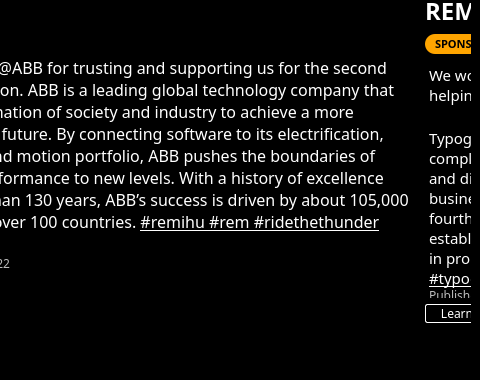
This is mainwindow.ui in Rem-Ihu/rem-ng-assist as Qt 5 draws it before an edit; both pictures show x 800 to 1280 and y 372 to 752 of the 1280 by 752 pixel window. The edited form follows.
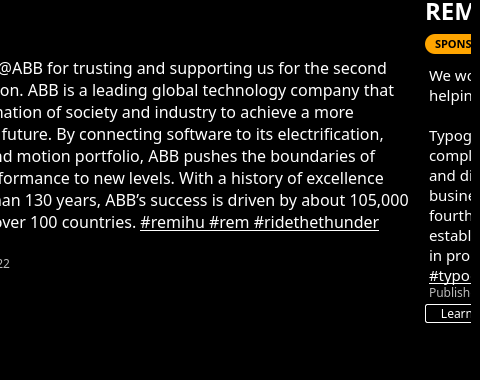
This is the edited form. The open tabs and pages were chosen to show the change. Icons and pictures are not drawn.

Commit message: made secondary ui and added every button in

```diff
--- a/mainwindow.ui
+++ b/mainwindow.ui
@@ -2953,8 +2953,8 @@
             <rect>
              <x>0</x>
              <y>0</y>
-             <width>3504</width>
-             <height>710</height>
+             <width>3457</width>
+             <height>652</height>
             </rect>
            </property>
            <property name="styleSheet">
@@ -4321,9 +4321,9 @@
 hr { height: 1px; border-width: 0; }
 li.unchecked::marker { content: &quot;\2610&quot;; }
 li.checked::marker { content: &quot;\2612&quot;; }
-&lt;/style&gt;&lt;/head&gt;&lt;body style=&quot; font-family:'Avenir'; font-size:13pt; font-weight:400; font-style:normal;&quot;&gt;
-&lt;p style=&quot; margin-top:0px; margin-bottom:0px; margin-left:0px; margin-right:0px; -qt-block-indent:0; text-indent:0px;&quot;&gt;&lt;span style=&quot; font-family:'Segoe UI'; font-size:11pt;&quot;&gt;We would like to thank Typographic &lt;/span&gt;&lt;span style=&quot; font-family:'Segoe UI'; font-size:11pt; color:#ffffff;&quot;&gt;(&lt;/span&gt;&lt;span style=&quot; font-family:'Segoe UI'; font-size:11pt; text-decoration: underline; color:#ffffff;&quot;&gt;@typographic.gr)&lt;/span&gt;&lt;span style=&quot; font-family:'Segoe UI'; font-size:11pt;&quot;&gt;  for supporting us and helping us promote our team’s effort by providing us with their services.&lt;br /&gt;&lt;br /&gt;Typographic has been active in the field of graphic arts since 1989 and provides complete solutions for the promotion of companies and professionals through print and digital advertising since they design and print posters, books, letterheads and business cards, calendars, catalogues, magazines and flyers. Going through their fourth decade in the field, they aim at continuous development and the establishment of partnerships with professionals who are looking for the best result in promoting their products or services.&lt;/span&gt;&lt;span style=&quot; font-family:'Segoe UI'; font-size:11pt; text-decoration: underline; color:#ffffff;&quot;&gt;#remihu #rem #ridethethunder #typographic&lt;/span&gt;&lt;span style=&quot; font-family:'Segoe UI'; font-size:9pt;&quot;&gt;&lt;br /&gt;&lt;/span&gt;&lt;span style=&quot; font-family:'Segoe UI'; font-size:9pt; color:#bcbcbc;&quot;&gt;Published on: 23-November 2022&lt;/span&gt;&lt;/p&gt;
-&lt;p style=&quot;-qt-paragraph-type:empty; margin-top:0px; margin-bottom:0px; margin-left:0px; margin-right:0px; -qt-block-indent:0; text-indent:0px; font-family:'Segoe UI'; font-size:9pt; color:#bcbcbc;&quot;&gt;&lt;br /&gt;&lt;/p&gt;&lt;/body&gt;&lt;/html&gt;</string>
+&lt;/style&gt;&lt;/head&gt;&lt;body style=&quot; font-family:'Avenir'; font-size:9pt; font-weight:400; font-style:normal;&quot;&gt;
+&lt;p style=&quot; margin-top:0px; margin-bottom:0px; margin-left:0px; margin-right:0px; -qt-block-indent:0; text-indent:0px;&quot;&gt;&lt;span style=&quot; font-family:'Segoe UI'; font-size:11pt;&quot;&gt;We would like to thank Typographic &lt;/span&gt;&lt;span style=&quot; font-family:'Segoe UI'; font-size:11pt; color:#ffffff;&quot;&gt;(&lt;/span&gt;&lt;span style=&quot; font-family:'Segoe UI'; font-size:11pt; text-decoration: underline; color:#ffffff;&quot;&gt;@typographic.gr)&lt;/span&gt;&lt;span style=&quot; font-family:'Segoe UI'; font-size:11pt;&quot;&gt;  for supporting us and helping us promote our team’s effort by providing us with their services.&lt;br /&gt;&lt;br /&gt;Typographic has been active in the field of graphic arts since 1989 and provides complete solutions for the promotion of companies and professionals through print and digital advertising since they design and print posters, books, letterheads and business cards, calendars, catalogues, magazines and flyers. Going through their fourth decade in the field, they aim at continuous development and the establishment of partnerships with professionals who are looking for the best result in promoting their products or services.&lt;/span&gt;&lt;span style=&quot; font-family:'Segoe UI'; font-size:11pt; text-decoration: underline; color:#ffffff;&quot;&gt;#remihu #rem #ridethethunder #typographic&lt;/span&gt;&lt;span style=&quot; font-family:'Segoe UI';&quot;&gt;&lt;br /&gt;&lt;/span&gt;&lt;span style=&quot; font-family:'Segoe UI'; color:#bcbcbc;&quot;&gt;Published on: 23-November 2022&lt;/span&gt;&lt;/p&gt;
+&lt;p style=&quot;-qt-paragraph-type:empty; margin-top:0px; margin-bottom:0px; margin-left:0px; margin-right:0px; -qt-block-indent:0; text-indent:0px; font-family:'Segoe UI'; color:#bcbcbc;&quot;&gt;&lt;br /&gt;&lt;/p&gt;&lt;/body&gt;&lt;/html&gt;</string>
                  </property>
                 </widget>
                </item>
```
Left out of the diff: 121 changed lines with no effect on the pictures. The commit also changes 7 other files.
